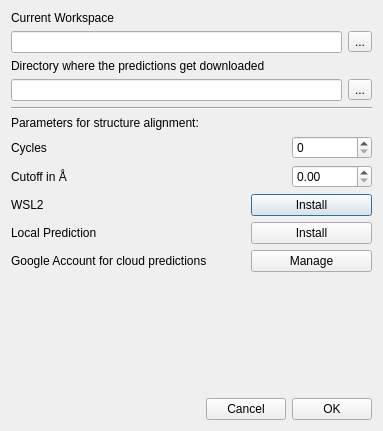
Qt form pyssa/gui/ui/forms/dlgSettingsGlobal.ui (urban233/PySSA) before a commit.
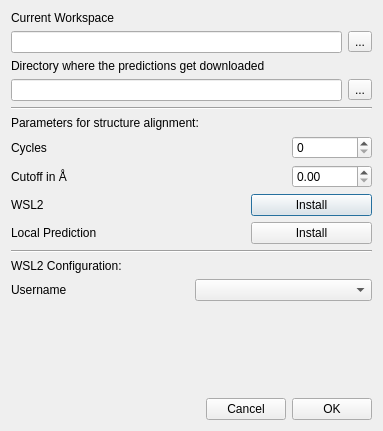
The same form after that commit.

What changed in the file:
```diff
--- a/pyssa/gui/ui/forms/dlgSettingsGlobal.ui
+++ b/pyssa/gui/ui/forms/dlgSettingsGlobal.ui
@@ -13,7 +13,7 @@
   <property name="windowTitle">
    <string>Dialog</string>
   </property>
-  <layout class="QVBoxLayout" name="verticalLayout">
+  <layout class="QVBoxLayout" name="verticalLayout_5">
    <item>
     <layout class="QVBoxLayout" name="verticalLayout_3">
      <item>
@@ -172,27 +172,35 @@
      </item>
     </layout>
    </item>
+   <item>
+    <layout class="QVBoxLayout" name="verticalLayout">
+     <item>
+      <widget class="Line" name="line_wsl_config">
+       <property name="orientation">
+        <enum>Qt::Horizontal</enum>
+       </property>
+      </widget>
+     </item>
+     <item>
+      <widget class="QLabel" name="lbl_wsl_config">
+       <property name="text">
+        <string>WSL2 Configuration:</string>
+       </property>
+      </widget>
+     </item>
+    </layout>
+   </item>
    <item>
     <layout class="QHBoxLayout" name="horizontalLayout_7">
      <item>
       <widget class="QLabel" name="label">
        <property name="text">
-        <string>Google Account for cloud predictions</string>
+        <string>Username</string>
        </property>
       </widget>
      </item>
      <item>
-      <widget class="QPushButton" name="btn_manage_google">
-       <property name="maximumSize">
-        <size>
-         <width>121</width>
-         <height>16777215</height>
-        </size>
-       </property>
-       <property name="text">
-        <string>Manage</string>
-       </property>
-      </widget>
+      <widget class="QComboBox" name="box_wsl_username"/>
      </item>
     </layout>
    </item>
```
Left out of the diff: 2 changed lines with no effect on the pictures.
